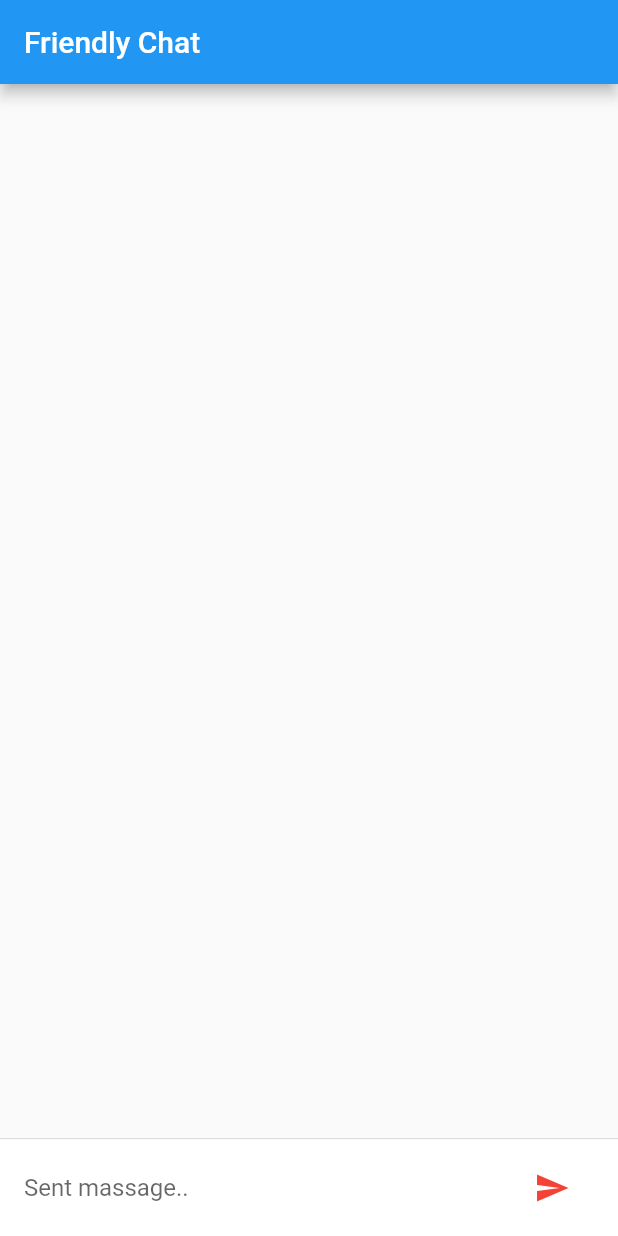
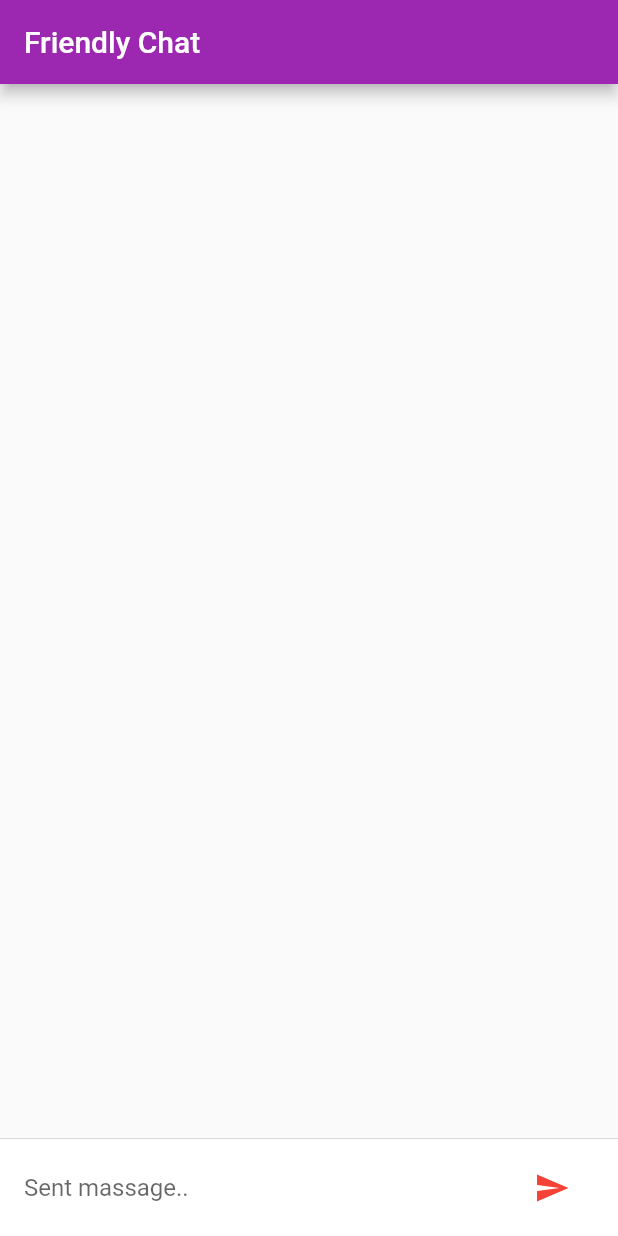
Before and after one commit to amirk3321/flutter-FrienlyChatApp, a Flutter app: the screen it shows after launch, on a phone screen of 412 x 824 dp. Run offline on Flutter 3.47's test engine with Material 2 defaults, Android fonts, the phone set to English and light mode, and no system bars.

```diff
--- a/lib/main.dart
+++ b/lib/main.dart
@@ -1,12 +1,24 @@
 import 'package:flutter/material.dart';
+import 'package:flutter/foundation.dart';
+import 'package:flutter/cupertino.dart';
 
 void main() => runApp(FriendlyChat());
 
 class FriendlyChat extends StatelessWidget {
+  final ThemeData kIOSTheme = new ThemeData(
+      primarySwatch: Colors.orange,
+      primaryColor: Colors.grey[100],
+      primaryColorBrightness: Brightness.light);
+  final ThemeData KDefaultTheme = new ThemeData(
+      primarySwatch: Colors.purple, accentColor: Colors.orangeAccent[400]);
+
   @override
   Widget build(BuildContext context) {
     return MaterialApp(
       title: "Friendly Chat",
+      theme: defaultTargetPlatform == TargetPlatform.iOS
+          ? kIOSTheme
+          : KDefaultTheme,
       color: Theme.of(context).accentColor,
       home: new ChatScreen(),
     );
@@ -26,14 +38,14 @@ class ChatScreen extends StatefulWidget {
 //that extends the StatefulWidget class.
 class ChatScreenState extends State<ChatScreen> with TickerProviderStateMixin {
   final List<ChatMassage> _massage = <ChatMassage>[];
-  bool _isConpose=false;
+  bool _isConpose = false;
 
   final TextEditingController _textEditingController =
       new TextEditingController();
 
   @override
   void dispose() {
-    for (ChatMassage massage in _massage){
+    for (ChatMassage massage in _massage) {
       massage.animationController.dispose();
     }
 
@@ -43,15 +55,14 @@ class ChatScreenState extends State<ChatScreen> with TickerProviderStateMixin {
   void _handleSubmitted(String msg) {
     _textEditingController.clear();
     setState(() {
-      _isConpose=false;
+      _isConpose = false;
     });
     ChatMassage massage = new ChatMassage(
       text: msg,
       animationController: AnimationController(
           vsync: this,
           duration: Duration(milliseconds: 700),
-        animationBehavior: AnimationBehavior.preserve
-      ),
+          animationBehavior: AnimationBehavior.preserve),
     );
     // Only synchronous operations should be performed in setState()
     //because otherwise the framework could rebuild the widgets before the operation finishes.
@@ -72,9 +83,9 @@ class ChatScreenState extends State<ChatScreen> with TickerProviderStateMixin {
               child: TextField(
                 controller: _textEditingController,
                 onSubmitted: _handleSubmitted,
-                onChanged: (String msg){
+                onChanged: (String msg) {
                   setState(() {
-                    _isConpose=msg.length >0;
+                    _isConpose = msg.length > 0;
                   });
                 },
                 style: TextStyle(color: Colors.red),
@@ -85,13 +96,19 @@ class ChatScreenState extends State<ChatScreen> with TickerProviderStateMixin {
             ), //new end flexible
             new Container(
               margin: const EdgeInsets.symmetric(horizontal: 4.0),
-              child: new IconButton(
+              child: Theme.of(context).platform == TargetPlatform.iOS
+                  ? CupertinoButton(
+                      child: Text("Send"),
+                      onPressed: _isConpose
+                          ? () => _handleSubmitted(_textEditingController.text)
+                          : null)
+                  : IconButton(
                       disabledColor: Colors.red,
                       icon: new Icon(Icons.send),
                       color: Colors.blue,
-                  onPressed:
-                  _isConpose ?()=>_handleSubmitted(_textEditingController.text)
-                      :null,
+                      onPressed: _isConpose
+                          ? () => _handleSubmitted(_textEditingController.text)
+                          : null,
                     ),
             ),
           ],
@@ -105,6 +122,7 @@ class ChatScreenState extends State<ChatScreen> with TickerProviderStateMixin {
     return new Scaffold(
       appBar: AppBar(
         title: Text("Friendly Chat"),
+        elevation: Theme.of(context).platform == TargetPlatform.iOS ? 0.0 : 4.0,
       ),
       body: Column(
         children: <Widget>[
@@ -139,8 +157,7 @@ class ChatMassage extends StatelessWidget {
   Widget build(BuildContext context) {
     return SizeTransition(
       sizeFactor: CurvedAnimation(
-          parent: animationController,
-          curve: Curves.easeInBack),
+          parent: animationController, curve: Curves.easeInBack),
       axisAlignment: 0.0,
       child: Container(
         margin: const EdgeInsets.symmetric(vertical: 10.0),
@@ -152,7 +169,6 @@ class ChatMassage extends StatelessWidget {
                 child: Text(_name[0]),
               ),
             ),
-
             Expanded(
               child: Column(
                 crossAxisAlignment: CrossAxisAlignment.start,
```
Lines whose indentation alone changed are shown as unchanged.
